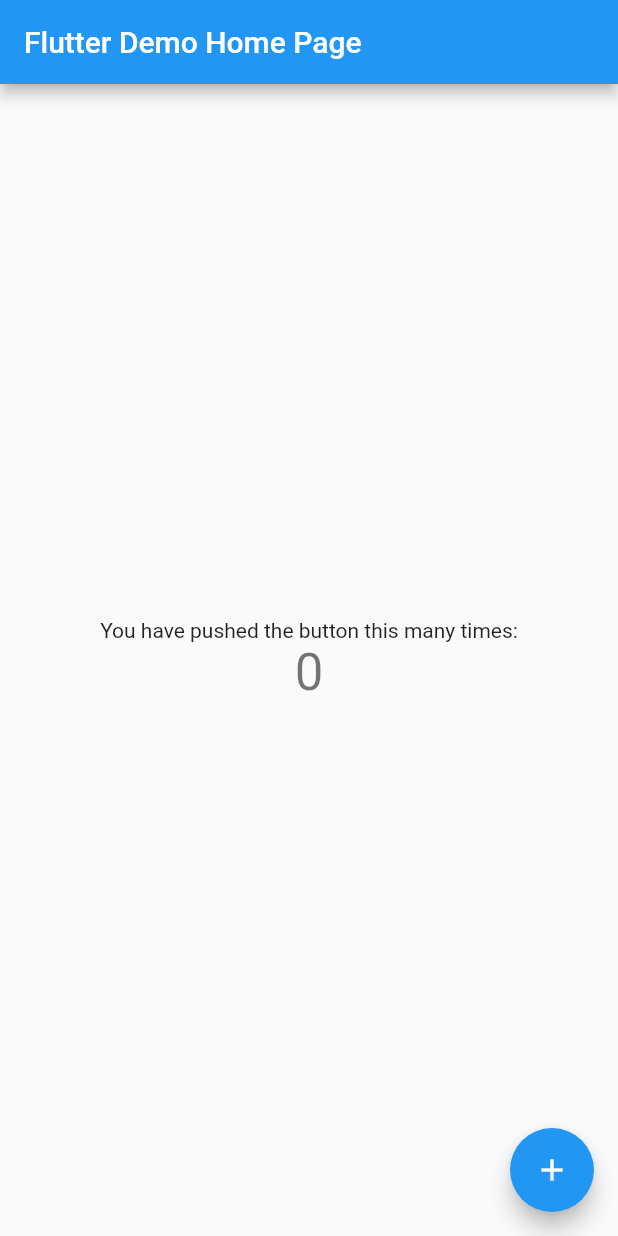
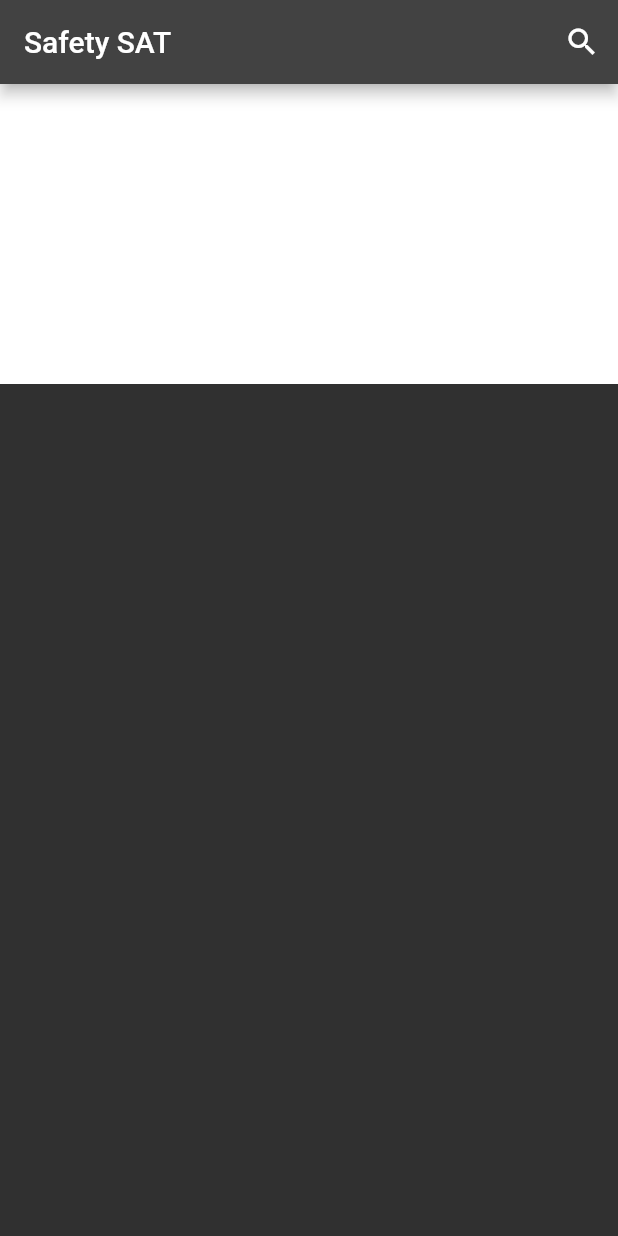
Before and after one commit to GustavoZegarra/PRY2021267_MobileApp, a Flutter app: the screen it shows after launch, on a phone screen of 412 x 824 dp. Run offline on Flutter 3.47's test engine with Material 2 defaults, Android fonts, the phone set to English and light mode, and no system bars.

Commit message:
Release v1.0 - Primeros avances generales del proyecto

```diff
--- a/mobile_app/lib/main.dart
+++ b/mobile_app/lib/main.dart
@@ -1,115 +1,22 @@
 import 'package:flutter/material.dart';
+import 'package:mobile_app/screens/screens.dart';
 
-void main() {
-  runApp(const MyApp());
-}
+void main() => runApp(const MyApp());
 
 class MyApp extends StatelessWidget {
   const MyApp({Key? key}) : super(key: key);
 
-  // This widget is the root of your application.
   @override
   Widget build(BuildContext context) {
     return MaterialApp(
-      title: 'Flutter Demo',
-      theme: ThemeData(
-        // This is the theme of your application.
-        //
-        // Try running your application with "flutter run". You'll see the
-        // application has a blue toolbar. Then, without quitting the app, try
-        // changing the primarySwatch below to Colors.green and then invoke
-        // "hot reload" (press "r" in the console where you ran "flutter run",
-        // or simply save your changes to "hot reload" in a Flutter IDE).
-        // Notice that the counter didn't reset back to zero; the application
-        // is not restarted.
-        primarySwatch: Colors.blue,
-      ),
-      home: const MyHomePage(title: 'Flutter Demo Home Page'),
+      //debugShowCheckedModeBanner: false,
+      title: 'Sistema de Alerta Temprana',
+      initialRoute: 'home',
+      routes: {
+        'home': (_) => HomeScreen(),
+        'detail': (_) => DetailScreen(),
+      },
+      theme: ThemeData.dark(),
     );
   }
 }
-
-class MyHomePage extends StatefulWidget {
-  const MyHomePage({Key? key, required this.title}) : super(key: key);
-
-  // This widget is the home page of your application. It is stateful, meaning
-  // that it has a State object (defined below) that contains fields that affect
-  // how it looks.
-
-  // This class is the configuration for the state. It holds the values (in this
-  // case the title) provided by the parent (in this case the App widget) and
-  // used by the build method of the State. Fields in a Widget subclass are
-  // always marked "final".
-
-  final String title;
-
-  @override
-  State<MyHomePage> createState() => _MyHomePageState();
-}
-
-class _MyHomePageState extends State<MyHomePage> {
-  int _counter = 0;
-
-  void _incrementCounter() {
-    setState(() {
-      // This call to setState tells the Flutter framework that something has
-      // changed in this State, which causes it to rerun the build method below
-      // so that the display can reflect the updated values. If we changed
-      // _counter without calling setState(), then the build method would not be
-      // called again, and so nothing would appear to happen.
-      _counter++;
-    });
-  }
-
-  @override
-  Widget build(BuildContext context) {
-    // This method is rerun every time setState is called, for instance as done
-    // by the _incrementCounter method above.
-    //
-    // The Flutter framework has been optimized to make rerunning build methods
-    // fast, so that you can just rebuild anything that needs updating rather
-    // than having to individually change instances of widgets.
-    return Scaffold(
-      appBar: AppBar(
-        // Here we take the value from the MyHomePage object that was created by
-        // the App.build method, and use it to set our appbar title.
-        title: Text(widget.title),
-      ),
-      body: Center(
-        // Center is a layout widget. It takes a single child and positions it
-        // in the middle of the parent.
-        child: Column(
-          // Column is also a layout widget. It takes a list of children and
-          // arranges them vertically. By default, it sizes itself to fit its
-          // children horizontally, and tries to be as tall as its parent.
-          //
-          // Invoke "debug painting" (press "p" in the console, choose the
-          // "Toggle Debug Paint" action from the Flutter Inspector in Android
-          // Studio, or the "Toggle Debug Paint" command in Visual Studio Code)
-          // to see the wireframe for each widget.
-          //
-          // Column has various properties to control how it sizes itself and
-          // how it positions its children. Here we use mainAxisAlignment to
-          // center the children vertically; the main axis here is the vertical
-          // axis because Columns are vertical (the cross axis would be
-          // horizontal).
-          mainAxisAlignment: MainAxisAlignment.center,
-          children: <Widget>[
-            const Text(
-              'You have pushed the button this many times:',
-            ),
-            Text(
-              '$_counter',
-              style: Theme.of(context).textTheme.headline4,
-            ),
-          ],
-        ),
-      ),
-      floatingActionButton: FloatingActionButton(
-        onPressed: _incrementCounter,
-        tooltip: 'Increment',
-        child: const Icon(Icons.add),
-      ), // This trailing comma makes auto-formatting nicer for build methods.
-    );
-  }
-}
--- /dev/null
+++ b/mobile_app/lib/screens/detail_screen.dart
@@ -0,0 +1,16 @@
+import 'package:flutter/material.dart';
+
+class DetailScreen extends StatelessWidget {
+  //const DetailScreen({Key? key}) : super(key: key);
+
+  @override
+  Widget build(BuildContext context) {
+    return Scaffold(
+      body: Container(
+      child: const Center(
+          child: Text('Detail Screen'),
+        ),
+      ),
+    );
+  }
+}
--- /dev/null
+++ b/mobile_app/lib/screens/home_screen.dart
@@ -0,0 +1,28 @@
+import 'package:flutter/material.dart';
+import 'package:mobile_app/widgets/widgets.dart';
+
+class HomeScreen extends StatelessWidget {
+  //const HomeScreen({Key? key}) : super(key: key);
+
+  @override
+  Widget build(BuildContext context) {
+    return Scaffold(
+      appBar: AppBar(
+        title: Text('Safety SAT'),
+        actions: [
+          IconButton(
+            icon: const Icon(Icons.search_outlined),
+            onPressed: () {}
+          )
+        ],
+      ),
+      body: Column( // Cambiar a ListView
+        children: [
+        // TODO: Informacion general de las quebradas
+        CardInfo(),
+        // TODO: Listado horizontal de quebradas
+        ]
+      )
+    );
+  }
+}
--- /dev/null
+++ b/mobile_app/lib/screens/screens.dart
@@ -0,0 +1,2 @@
+export 'package:mobile_app/screens/home_screen.dart';
+export 'package:mobile_app/screens/detail_screen.dart';
--- /dev/null
+++ b/mobile_app/lib/widgets/card_info.dart
@@ -0,0 +1,14 @@
+import 'package:flutter/material.dart';
+
+class CardInfo extends StatelessWidget {
+  //const CardInfo({Key? key}) : super(key: key);
+
+  @override
+  Widget build(BuildContext context) {
+    return Container(
+      width: double.infinity,
+      height: 200,
+      color: Colors.white,
+    );
+  }
+}
--- /dev/null
+++ b/mobile_app/lib/widgets/widgets.dart
@@ -0,0 +1 @@
+export 'package:mobile_app/widgets/card_info.dart';
```
